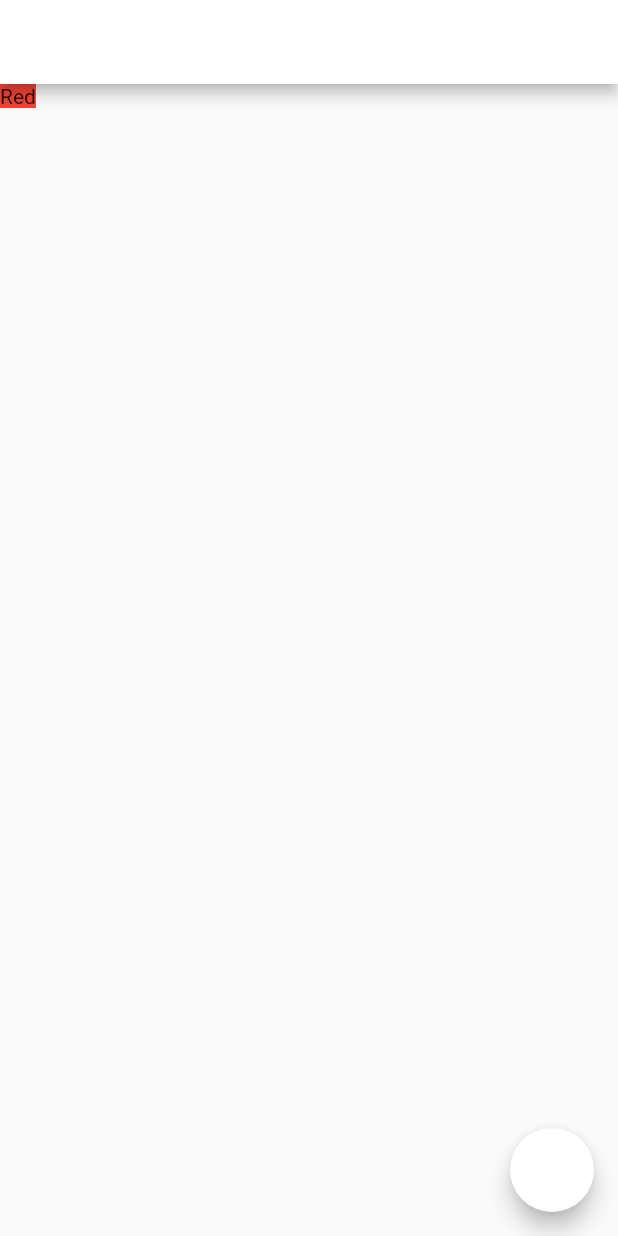
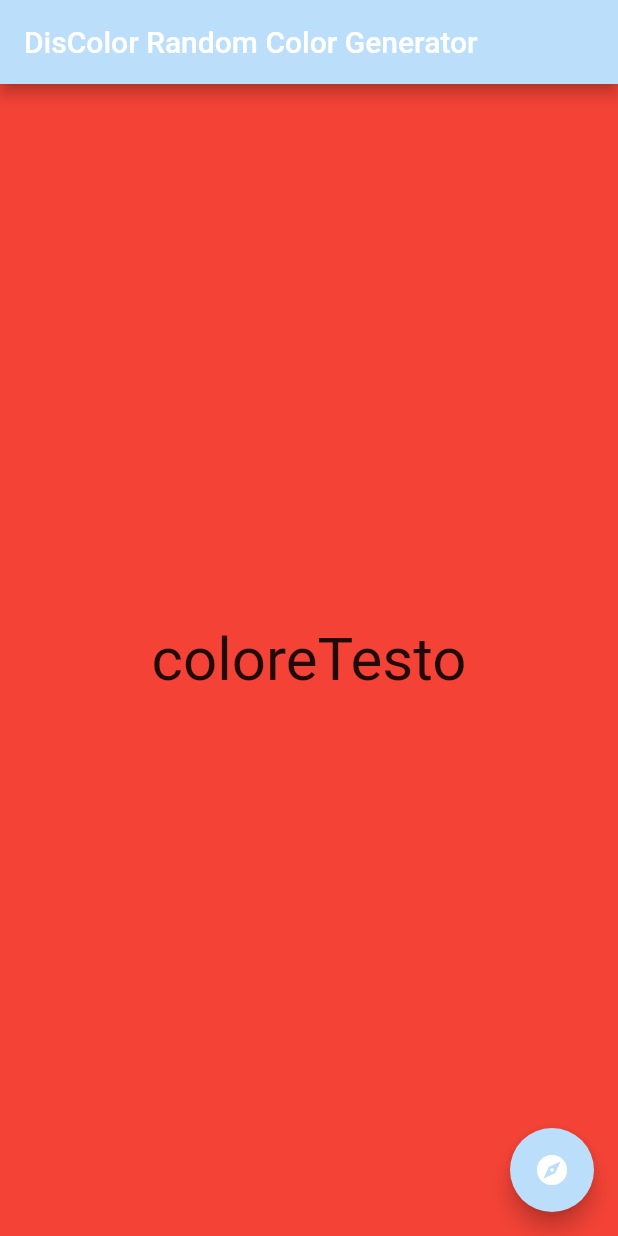
Before and after one commit to DanDeGrasse/DisColor, a Flutter app: the screen it shows after launch, on a phone screen of 412 x 824 dp. Run offline on Flutter 3.47's test engine with Material 2 defaults, Android fonts, the phone set to English and light mode, and no system bars.

Commit message:
Commit 0.1.1
Fixed some bugs.

```diff
--- a/lib/main.dart
+++ b/lib/main.dart
@@ -183,7 +183,7 @@ class Colore extends State<App> {
     return MaterialApp(
       home: Scaffold(
         appBar: AppBar(
-          backgroundColor: Colors.white,
+          backgroundColor: Colors.blue[100],
           title: Text('DisColor Random Color Generator'),
         ),
         floatingActionButton: FloatingActionButton(
@@ -191,12 +191,16 @@ class Colore extends State<App> {
           onPressed: () {
             changeIndex();
           },
-          backgroundColor: Colors.white,
+          backgroundColor: Colors.blue[100],
         ),
         body: AnimatedContainer(
+          width: 1000.0,
+          height: 1000.0,
           duration: Duration(seconds: 1),
           color: colors[index],
-          child: Text(coloreTesto),
+          child: Center(
+            child: Text('coloreTesto', style: TextStyle(fontSize: 40.0)),
+          ),
         ),
       ),
     );
```
